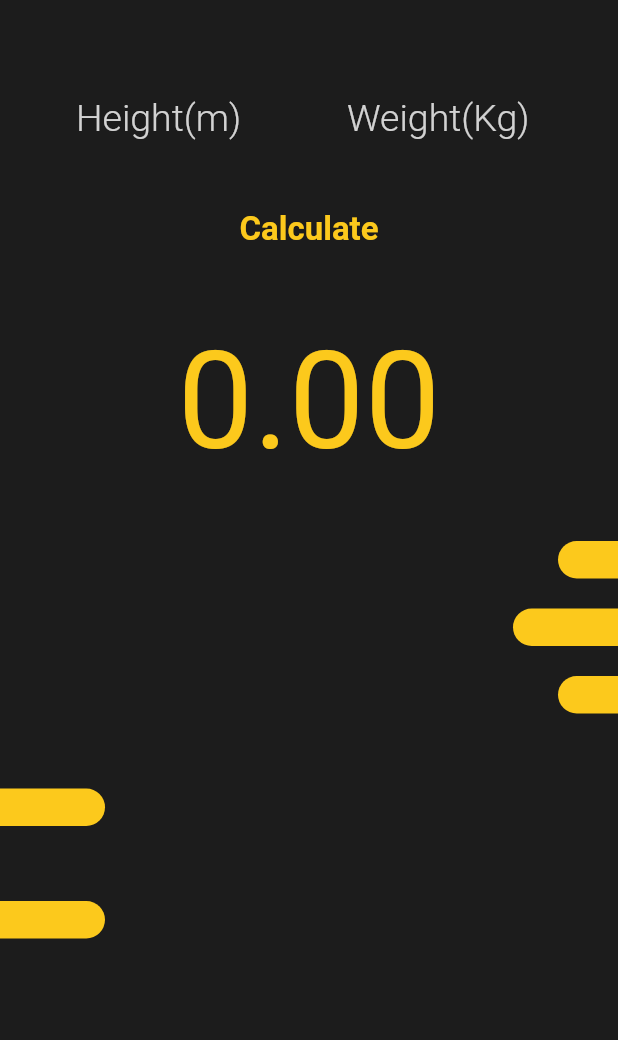
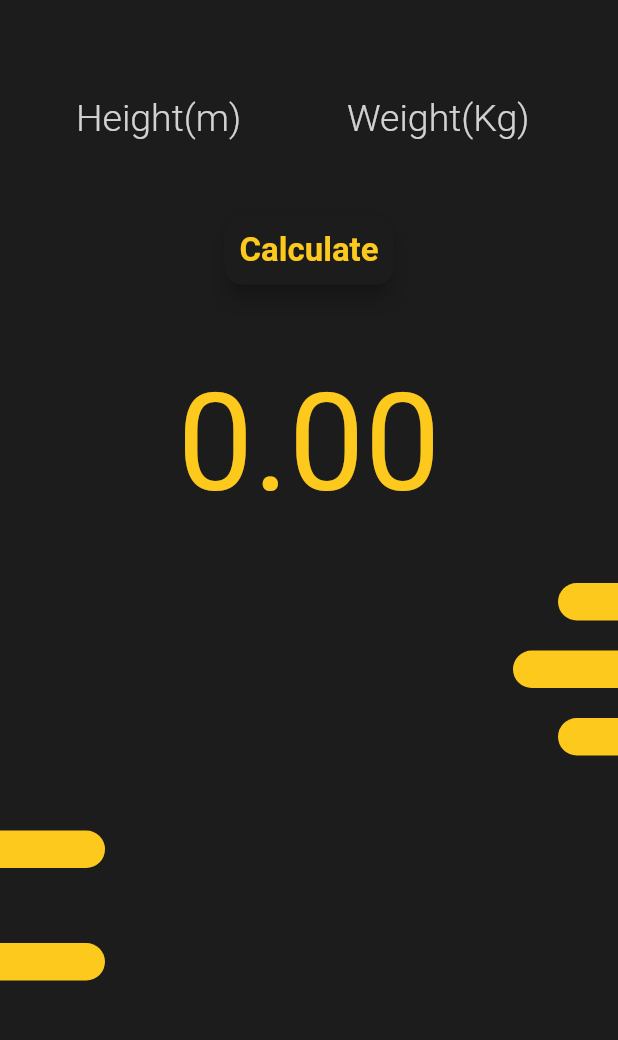
Before and after one commit to SoulPlayer23/bmi_calculator, a Flutter app: the screen it shows after launch, on a phone screen of 412 x 824 dp, the part 59-1099 px from its top. Run offline on Flutter 3.47's test engine with Material 2 defaults, Android fonts, the phone set to English and light mode, and no system bars; our stand-ins replace hexcolor.

Commit message:
Minor fix

```diff
--- a/lib/screens/home.dart
+++ b/lib/screens/home.dart
@@ -94,13 +94,20 @@ class _HomeScreenState extends State<HomeScreen> {
                   }
                 });
               },
-              child: Container(
+              child: Card(
+                color: mainHexColor,
+                shape: RoundedRectangleBorder(
+                    borderRadius: BorderRadius.circular(12.0)),
+                elevation: 6.0,
+                child: Padding(
+                  padding: const EdgeInsets.all(10.0),
                   child: Text(
                     "Calculate",
                     style: TextStyle(
                       fontSize: 22,
                       fontWeight: FontWeight.bold,
                       color: accentHexColor,
+                    ),
                   ),
                 ),
               ),
```
Also changed, not shown: pubspec.lock. Lines whose indentation alone changed are shown as unchanged.
